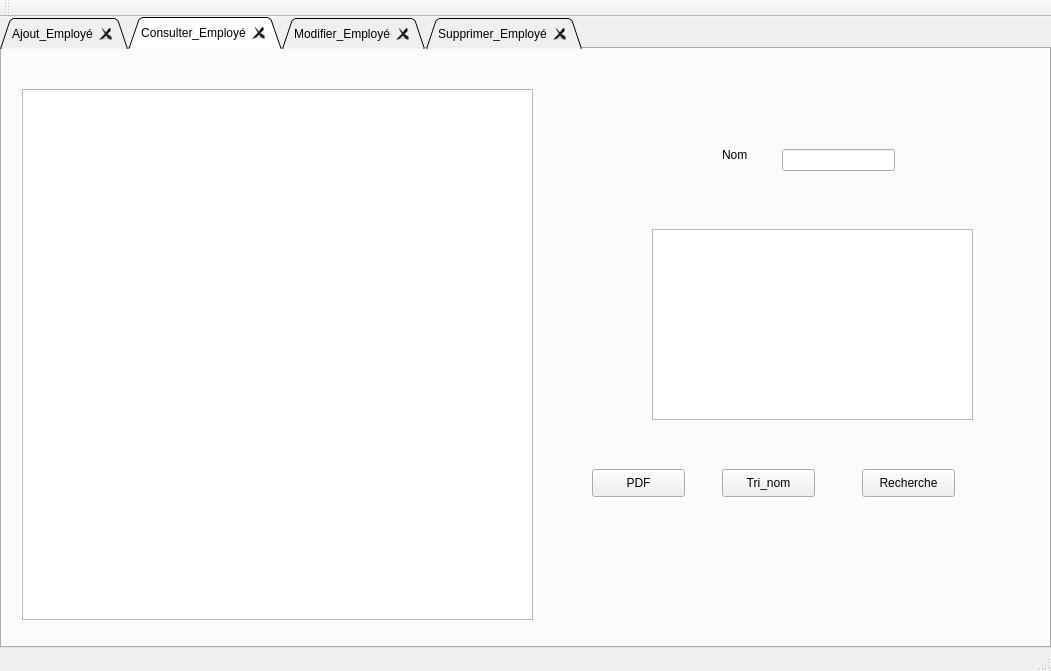
First picture: the form in mainwindow.ui, repository MedAzizBouzid/Smart_Beauty_Center_2A24, before the edit.
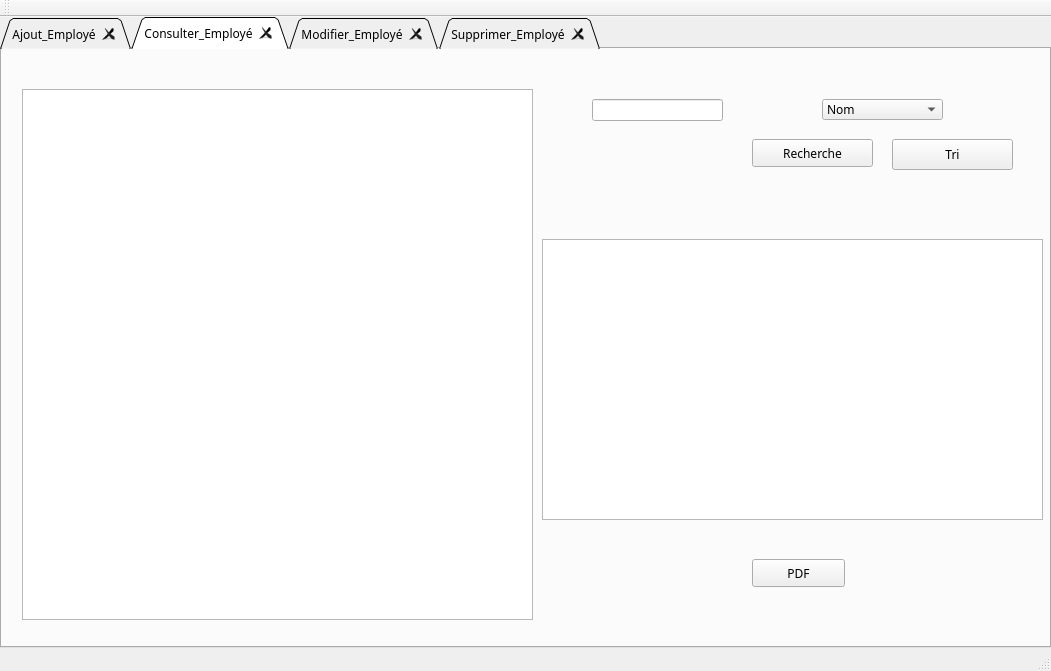
Second picture: the form after the edit.

```diff
--- a/mainwindow.ui
+++ b/mainwindow.ui
@@ -23,6 +23,11 @@
       <height>631</height>
      </rect>
     </property>
+    <property name="font">
+     <font>
+      <family>MV Boli</family>
+     </font>
+    </property>
     <property name="tabShape">
      <enum>QTabWidget::Triangular</enum>
     </property>
@@ -266,42 +271,29 @@
      <widget class="QLineEdit" name="Recherche">
       <property name="geometry">
        <rect>
-        <x>780</x>
-        <y>100</y>
-        <width>113</width>
+        <x>590</x>
+        <y>50</y>
+        <width>131</width>
         <height>22</height>
        </rect>
       </property>
      </widget>
-     <widget class="QLabel" name="label">
-      <property name="geometry">
-       <rect>
-        <x>720</x>
-        <y>90</y>
-        <width>81</width>
-        <height>31</height>
-       </rect>
-      </property>
-      <property name="text">
-       <string>Nom</string>
-      </property>
-     </widget>
      <widget class="QTableView" name="tableView_2">
       <property name="geometry">
        <rect>
-        <x>650</x>
-        <y>180</y>
-        <width>321</width>
-        <height>191</height>
+        <x>540</x>
+        <y>190</y>
+        <width>501</width>
+        <height>281</height>
        </rect>
       </property>
      </widget>
      <widget class="QPushButton" name="pushButton">
       <property name="geometry">
        <rect>
-        <x>860</x>
-        <y>420</y>
-        <width>93</width>
+        <x>750</x>
+        <y>90</y>
+        <width>121</width>
         <height>28</height>
        </rect>
       </property>
@@ -312,21 +304,21 @@
      <widget class="QPushButton" name="Tri_nom">
       <property name="geometry">
        <rect>
-        <x>720</x>
-        <y>420</y>
-        <width>93</width>
-        <height>28</height>
+        <x>890</x>
+        <y>90</y>
+        <width>121</width>
+        <height>31</height>
        </rect>
       </property>
       <property name="text">
-       <string>Tri_nom</string>
+       <string>Tri</string>
       </property>
      </widget>
      <widget class="QPushButton" name="PDF">
       <property name="geometry">
        <rect>
-        <x>590</x>
-        <y>420</y>
+        <x>750</x>
+        <y>510</y>
         <width>93</width>
         <height>28</height>
        </rect>
@@ -335,6 +327,31 @@
        <string>PDF</string>
       </property>
      </widget>
+     <widget class="QComboBox" name="comboBox_tri">
+      <property name="geometry">
+       <rect>
+        <x>820</x>
+        <y>50</y>
+        <width>121</width>
+        <height>21</height>
+       </rect>
+      </property>
+      <item>
+       <property name="text">
+        <string>Nom</string>
+       </property>
+      </item>
+      <item>
+       <property name="text">
+        <string>Prenom</string>
+       </property>
+      </item>
+      <item>
+       <property name="text">
+        <string>Role</string>
+       </property>
+      </item>
+     </widget>
     </widget>
     <widget class="QWidget" name="tab_3">
      <attribute name="title">
```
Left out of the diff: 16 changed lines with no effect on the pictures.
